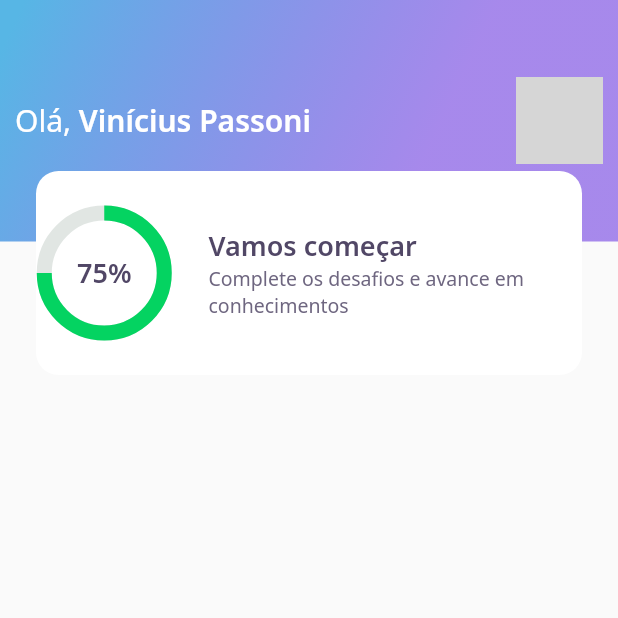
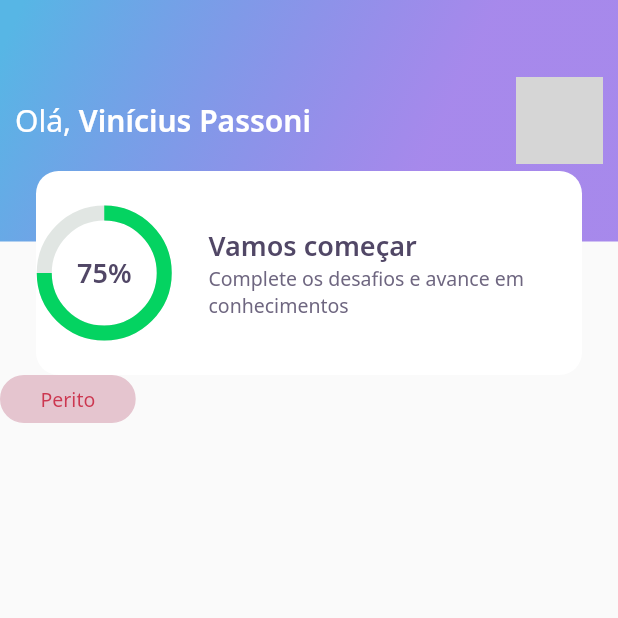
Before and after one commit to ViniciusPassoni97/DEVQUIZ, a Flutter app: the screen it shows after launch, on a phone screen of 412 x 824 dp, the top half of it. Run offline on Flutter 3.47's test engine with Material 2 defaults, Android fonts, the phone set to English and light mode, and no system bars; our stand-ins replace google_fonts; network calls fail; grey boxes are pictures that could not be loaded.

Commit message:
Button widgte

```diff
--- a/lib/home/home_page.dart
+++ b/lib/home/home_page.dart
@@ -1,4 +1,5 @@
 import 'package:devquiz/home/widgets/appbar/app_bar_widget.dart';
+import 'package:devquiz/home/widgets/level_button/level_button_widget.dart';
 import 'package:flutter/material.dart';
 
 class HomePage extends StatefulWidget {
@@ -13,6 +14,9 @@ class _HomePageState extends State<HomePage> {
   Widget build(BuildContext context) {
     return Scaffold(
       appBar: AppBarWidget(),
+      body: LevelButtonWidget(
+        label: 'Perito',
+      ),
     );
   }
 }
--- /dev/null
+++ b/lib/home/widgets/level_button/level_button_widget.dart
@@ -0,0 +1,57 @@
+import 'package:devquiz/core/app_colors.dart';
+import 'package:flutter/material.dart';
+import 'package:google_fonts/google_fonts.dart';
+
+class LevelButtonWidget extends StatelessWidget {
+  final String label;
+  LevelButtonWidget({Key? key, required this.label})
+      : assert(["Fácil", "Médio", "Difícil", "Perito"].contains(label)),
+        super(key: key);
+
+  final config = {
+    "Fácil": {
+      "color": AppColors.levelButtonBorderFacil,
+      "borderColor": AppColors.levelButtonBorderFacil,
+      "fontColor": AppColors.levelButtonTextFacil,
+    },
+    "Médio": {
+      "color": AppColors.levelButtonBorderMedio,
+      "borderColor": AppColors.levelButtonBorderMedio,
+      "fontColor": AppColors.levelButtonTextMedio,
+    },
+    "Difícil": {
+      "color": AppColors.levelButtonBorderDificil,
+      "borderColor": AppColors.levelButtonBorderDificil,
+      "fontColor": AppColors.levelButtonTextDificil,
+    },
+    "Perito": {
+      "color": AppColors.levelButtonBorderPerito,
+      "borderColor": AppColors.levelButtonBorderPerito,
+      "fontColor": AppColors.levelButtonTextPerito,
+    }
+  };
+
+  Color get color => config[label]!['color']!;
+  Color get borderColor => config[label]!['borderColor']!;
+  Color get fontColor => config[label]!['fontColor']!;
+
+  @override
+  Widget build(BuildContext context) {
+    return Container(
+        decoration: BoxDecoration(
+          color: color,
+          border: Border.fromBorderSide(BorderSide(
+            color: borderColor,
+          )),
+          borderRadius: BorderRadius.circular(28),
+        ),
+        child: Padding(
+          padding: const EdgeInsets.symmetric(horizontal: 26, vertical: 6),
+          child: Text(label,
+              style: GoogleFonts.notoSans(
+                color: fontColor,
+                fontSize: 13,
+              )),
+        ));
+  }
+}
```
